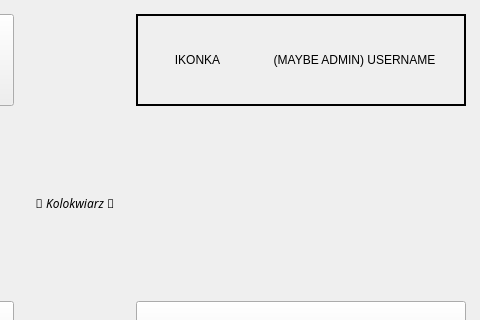
Old version of the form Kolokwiarz/mainwindow.ui in the repository RidicolusL3vel/Kolokwiarz; both pictures show x 330 to 810 and y 0 to 320 of the 810 by 425 pixel window.
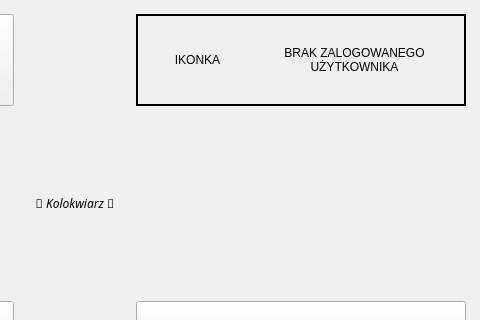
New version of the form.

What changed in the file:
```diff
--- a/Kolokwiarz/mainwindow.ui
+++ b/Kolokwiarz/mainwindow.ui
@@ -101,11 +101,14 @@
               </sizepolicy>
              </property>
              <property name="text">
-              <string>(MAYBE ADMIN) USERNAME</string>
+              <string>BRAK ZALOGOWANEGO UŻYTKOWNIKA</string>
              </property>
              <property name="alignment">
               <set>Qt::AlignmentFlag::AlignCenter</set>
              </property>
+             <property name="wordWrap">
+              <bool>true</bool>
+             </property>
             </widget>
            </item>
           </layout>
```
